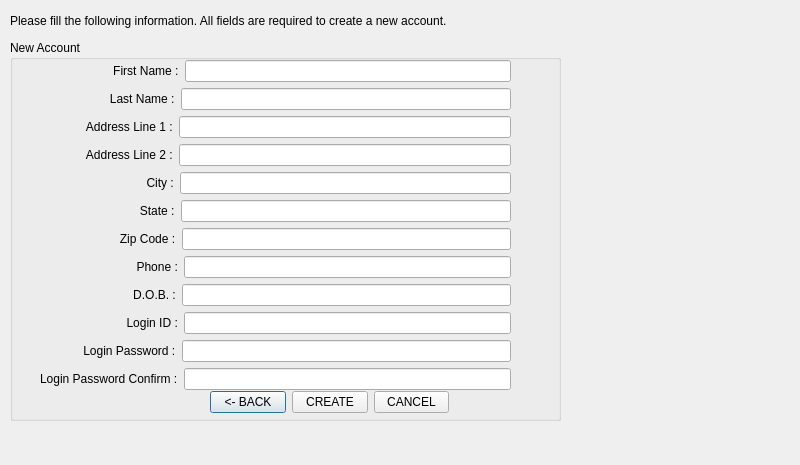
The window that Qt_Creator/projectPHOE/newlogin.ui (jdsalguer/senior_project) describes before a commit, drawn with Qt 5.
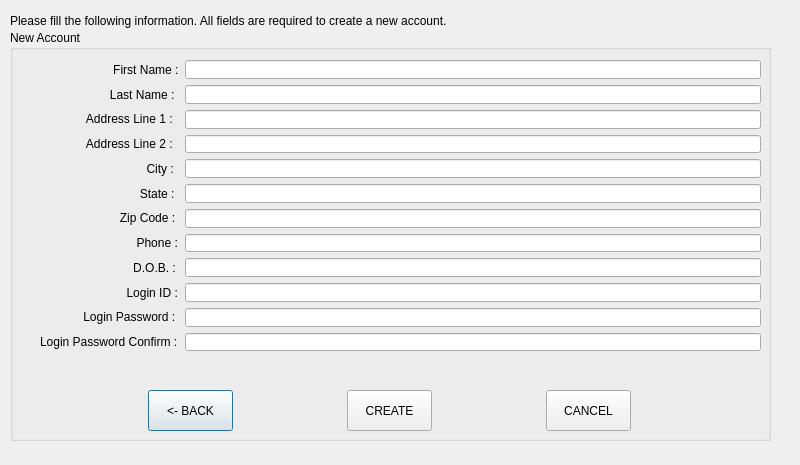
The same window after the commit.

Diff of the .ui file:
```diff
--- a/Qt_Creator/projectPHOE/newlogin.ui
+++ b/Qt_Creator/projectPHOE/newlogin.ui
@@ -30,9 +30,9 @@
    <property name="geometry">
     <rect>
      <x>10</x>
-     <y>40</y>
-     <width>551</width>
-     <height>381</height>
+     <y>30</y>
+     <width>761</width>
+     <height>411</height>
     </rect>
    </property>
    <property name="title">
@@ -41,15 +41,33 @@
    <widget class="QWidget" name="layoutWidget">
     <property name="geometry">
      <rect>
-      <x>200</x>
+      <x>20</x>
       <y>350</y>
-      <width>239</width>
-      <height>25</height>
+      <width>721</width>
+      <height>61</height>
      </rect>
     </property>
     <layout class="QHBoxLayout" name="horizontalLayout">
+     <property name="leftMargin">
+      <number>10</number>
+     </property>
+     <property name="topMargin">
+      <number>10</number>
+     </property>
+     <property name="rightMargin">
+      <number>10</number>
+     </property>
+     <property name="bottomMargin">
+      <number>10</number>
+     </property>
      <item>
       <widget class="QPushButton" name="newbakButton">
+       <property name="maximumSize">
+        <size>
+         <width>85</width>
+         <height>49</height>
+        </size>
+       </property>
        <property name="text">
         <string>&lt;- BACK</string>
        </property>
@@ -57,6 +75,15 @@
      </item>
      <item>
       <widget class="QPushButton" name="newcreButton">
+       <property name="enabled">
+        <bool>true</bool>
+       </property>
+       <property name="maximumSize">
+        <size>
+         <width>85</width>
+         <height>49</height>
+        </size>
+       </property>
        <property name="text">
         <string>CREATE</string>
        </property>
@@ -64,6 +91,12 @@
      </item>
      <item>
       <widget class="QPushButton" name="newcanButton">
+       <property name="maximumSize">
+        <size>
+         <width>85</width>
+         <height>49</height>
+        </size>
+       </property>
        <property name="text">
         <string>CANCEL</string>
        </property>
@@ -71,18 +104,21 @@
      </item>
     </layout>
    </widget>
-   <widget class="QWidget" name="layoutWidget">
+   <widget class="QWidget" name="">
     <property name="geometry">
      <rect>
       <x>30</x>
-      <y>20</y>
-      <width>471</width>
-      <height>332</height>
+      <y>30</y>
+      <width>721</width>
+      <height>291</height>
      </rect>
     </property>
-    <layout class="QVBoxLayout" name="verticalLayout">
+    <layout class="QHBoxLayout" name="horizontalLayout_2">
+     <property name="sizeConstraint">
+      <enum>QLayout::SetMaximumSize</enum>
+     </property>
      <item>
-      <layout class="QHBoxLayout" name="horizontalLayout_13">
+      <layout class="QVBoxLayout" name="verticalLayout_2">
        <item>
         <widget class="QLabel" name="label_2">
          <property name="text">
@@ -91,13 +127,6 @@
         </widget>
        </item>
        <item>
-        <widget class="QLineEdit" name="lineEdit"/>
-       </item>
-      </layout>
-     </item>
-     <item>
-      <layout class="QHBoxLayout" name="horizontalLayout_12">
-       <item>
         <widget class="QLabel" name="label_3">
          <property name="text">
           <string>                     Last Name :</string>
@@ -105,13 +134,6 @@
         </widget>
        </item>
        <item>
-        <widget class="QLineEdit" name="lineEdit_2"/>
-       </item>
-      </layout>
-     </item>
-     <item>
-      <layout class="QHBoxLayout" name="horizontalLayout_10">
-       <item>
         <widget class="QLabel" name="label_4">
          <property name="text">
           <string>              Address Line 1 :</string>
@@ -119,13 +141,6 @@
         </widget>
        </item>
        <item>
-        <widget class="QLineEdit" name="lineEdit_3"/>
-       </item>
-      </layout>
-     </item>
-     <item>
-      <layout class="QHBoxLayout" name="horizontalLayout_11">
-       <item>
         <widget class="QLabel" name="label_13">
          <property name="text">
           <string>              Address Line 2 :</string>
@@ -133,13 +148,6 @@
         </widget>
        </item>
        <item>
-        <widget class="QLineEdit" name="lineEdit_4"/>
-       </item>
-      </layout>
-     </item>
-     <item>
-      <layout class="QHBoxLayout" name="horizontalLayout_9">
-       <item>
         <widget class="QLabel" name="label_5">
          <property name="text">
           <string>                                City :</string>
@@ -147,13 +155,6 @@
         </widget>
        </item>
        <item>
-        <widget class="QLineEdit" name="lineEdit_12"/>
-       </item>
-      </layout>
-     </item>
-     <item>
-      <layout class="QHBoxLayout" name="horizontalLayout_8">
-       <item>
         <widget class="QLabel" name="label_6">
          <property name="text">
           <string>                              State :</string>
@@ -161,13 +162,6 @@
         </widget>
        </item>
        <item>
-        <widget class="QLineEdit" name="lineEdit_5"/>
-       </item>
-      </layout>
-     </item>
-     <item>
-      <layout class="QHBoxLayout" name="horizontalLayout_7">
-       <item>
         <widget class="QLabel" name="label_7">
          <property name="text">
           <string>                        Zip Code :</string>
@@ -175,13 +169,6 @@
         </widget>
        </item>
        <item>
-        <widget class="QLineEdit" name="lineEdit_6"/>
-       </item>
-      </layout>
-     </item>
-     <item>
-      <layout class="QHBoxLayout" name="horizontalLayout_6">
-       <item>
         <widget class="QLabel" name="label_8">
          <property name="text">
           <string>                             Phone :</string>
@@ -189,13 +176,6 @@
         </widget>
        </item>
        <item>
-        <widget class="QLineEdit" name="lineEdit_7"/>
-       </item>
-      </layout>
-     </item>
-     <item>
-      <layout class="QHBoxLayout" name="horizontalLayout_5">
-       <item>
         <widget class="QLabel" name="label_9">
          <property name="text">
           <string>                            D.O.B. :</string>
@@ -203,13 +183,6 @@
         </widget>
        </item>
        <item>
-        <widget class="QLineEdit" name="lineEdit_8"/>
-       </item>
-      </layout>
-     </item>
-     <item>
-      <layout class="QHBoxLayout" name="horizontalLayout_4">
-       <item>
         <widget class="QLabel" name="label_10">
          <property name="text">
           <string>                          Login ID :</string>
@@ -217,13 +190,6 @@
         </widget>
        </item>
        <item>
-        <widget class="QLineEdit" name="lineEdit_9"/>
-       </item>
-      </layout>
-     </item>
-     <item>
-      <layout class="QHBoxLayout" name="horizontalLayout_3">
-       <item>
         <widget class="QLabel" name="label_11">
          <property name="text">
           <string>             Login Password :</string>
@@ -231,21 +197,51 @@
         </widget>
        </item>
        <item>
-        <widget class="QLineEdit" name="lineEdit_10"/>
-       </item>
-      </layout>
-     </item>
-     <item>
-      <layout class="QHBoxLayout" name="horizontalLayout_2">
-       <item>
         <widget class="QLabel" name="label_12">
          <property name="text">
           <string>Login Password Confirm :</string>
          </property>
         </widget>
        </item>
+      </layout>
+     </item>
+     <item>
+      <layout class="QVBoxLayout" name="verticalLayout">
        <item>
-        <widget class="QLineEdit" name="lineEdit_11"/>
+        <widget class="QLineEdit" name="firstNameEdit"/>
+       </item>
+       <item>
+        <widget class="QLineEdit" name="lastNameEdit"/>
+       </item>
+       <item>
+        <widget class="QLineEdit" name="address1Edit"/>
+       </item>
+       <item>
+        <widget class="QLineEdit" name="address2Edit"/>
+       </item>
+       <item>
+        <widget class="QLineEdit" name="cityEdit"/>
+       </item>
+       <item>
+        <widget class="QLineEdit" name="stateEdit"/>
+       </item>
+       <item>
+        <widget class="QLineEdit" name="zipCodeEdit"/>
+       </item>
+       <item>
+        <widget class="QLineEdit" name="phoneEdit"/>
+       </item>
+       <item>
+        <widget class="QLineEdit" name="dobEdit"/>
+       </item>
+       <item>
+        <widget class="QLineEdit" name="loginIdEdit"/>
+       </item>
+       <item>
+        <widget class="QLineEdit" name="loginPassEdit"/>
+       </item>
+       <item>
+        <widget class="QLineEdit" name="loginPassConfirmEdit"/>
        </item>
       </layout>
      </item>
```
Left out of the diff: 4 changed lines with no effect on the pictures.
